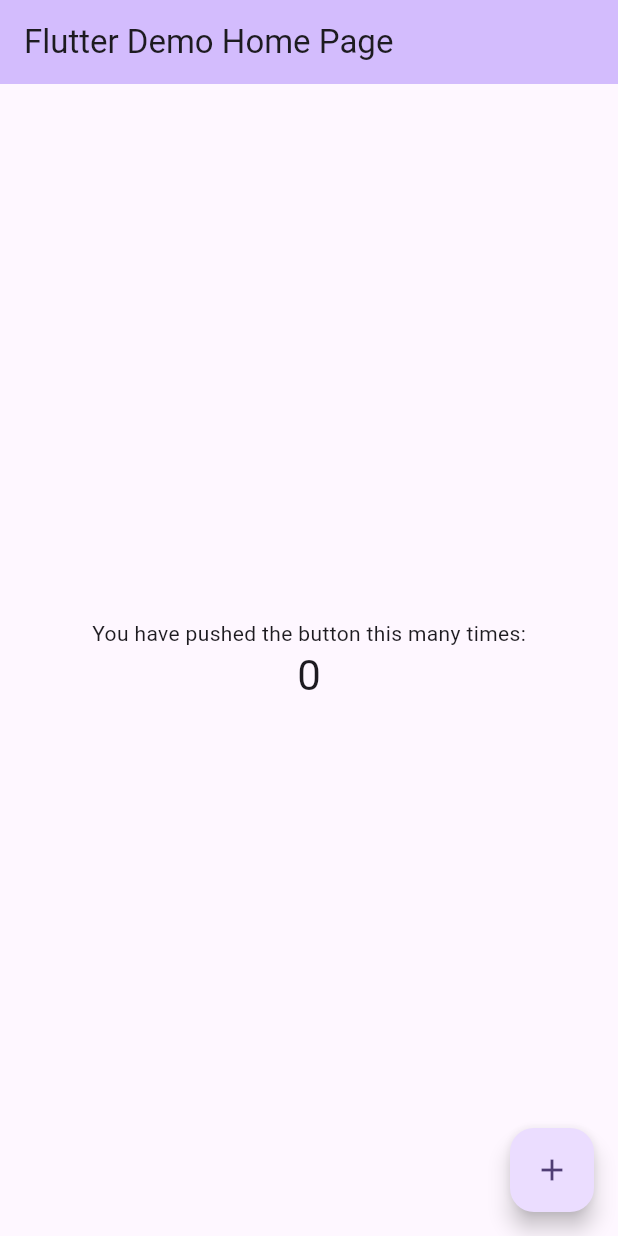
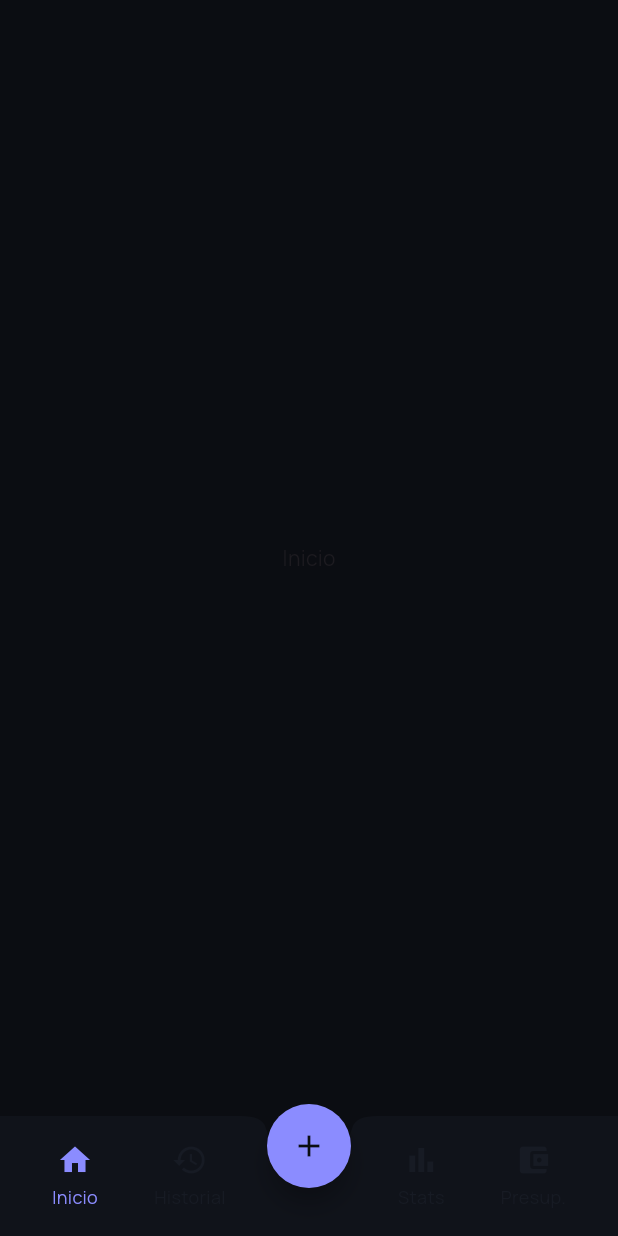
Before and after one commit to SergioAlejandroM/MiBolsillo, a Flutter app: the screen it shows after launch, on a phone screen of 412 x 824 dp. Run offline on Flutter 3.47's test engine with Material 3 defaults, Android fonts, the phone set to English and light mode, and no system bars; our stand-ins replace google_fonts.

Commit message:
feat: Implementacion del bottombar, tema de la aplicacion y pepestaña de prueba

```diff
--- a/lib/main.dart
+++ b/lib/main.dart
@@ -1,4 +1,6 @@
 import 'package:flutter/material.dart';
+import 'package:mibolsillo/screens/estructura.dart';
+import 'package:mibolsillo/theme/tema.dart';
 
 void main() {
   runApp(const MyApp());
@@ -11,112 +13,10 @@ class MyApp extends StatelessWidget {
   @override
   Widget build(BuildContext context) {
     return MaterialApp(
-      title: 'Flutter Demo',
-      theme: ThemeData(
-        // This is the theme of your application.
-        //
-        // TRY THIS: Try running your application with "flutter run". You'll see
-        // the application has a purple toolbar. Then, without quitting the app,
-        // try changing the seedColor in the colorScheme below to Colors.green
-        // and then invoke "hot reload" (save your changes or press the "hot
-        // reload" button in a Flutter-supported IDE, or press "r" if you used
-        // the command line to start the app).
-        //
-        // Notice that the counter didn't reset back to zero; the application
-        // state is not lost during the reload. To reset the state, use hot
-        // restart instead.
-        //
-        // This works for code too, not just values: Most code changes can be
-        // tested with just a hot reload.
-        colorScheme: .fromSeed(seedColor: Colors.deepPurple),
-      ),
-      home: const MyHomePage(title: 'Flutter Demo Home Page'),
+      title: 'Mi Bolsillo',
+      debugShowCheckedModeBanner: false,
+      theme: Tema.darkTheme,
+      home: const Estructura(),
     );
   }
 }
-
-class MyHomePage extends StatefulWidget {
-  const MyHomePage({super.key, required this.title});
-
-  // This widget is the home page of your application. It is stateful, meaning
-  // that it has a State object (defined below) that contains fields that affect
-  // how it looks.
-
-  // This class is the configuration for the state. It holds the values (in this
-  // case the title) provided by the parent (in this case the App widget) and
-  // used by the build method of the State. Fields in a Widget subclass are
-  // always marked "final".
-
-  final String title;
-
-  @override
-  State<MyHomePage> createState() => _MyHomePageState();
-}
-
-class _MyHomePageState extends State<MyHomePage> {
-  int _counter = 0;
-
-  void _incrementCounter() {
-    setState(() {
-      // This call to setState tells the Flutter framework that something has
-      // changed in this State, which causes it to rerun the build method below
-      // so that the display can reflect the updated values. If we changed
-      // _counter without calling setState(), then the build method would not be
-      // called again, and so nothing would appear to happen.
-      _counter++;
-    });
-  }
-
-  @override
-  Widget build(BuildContext context) {
-    // This method is rerun every time setState is called, for instance as done
-    // by the _incrementCounter method above.
-    //
-    // The Flutter framework has been optimized to make rerunning build methods
-    // fast, so that you can just rebuild anything that needs updating rather
-    // than having to individually change instances of widgets.
-    return Scaffold(
-      appBar: AppBar(
-        // TRY THIS: Try changing the color here to a specific color (to
-        // Colors.amber, perhaps?) and trigger a hot reload to see the AppBar
-        // change color while the other colors stay the same.
-        backgroundColor: Theme.of(context).colorScheme.inversePrimary,
-        // Here we take the value from the MyHomePage object that was created by
-        // the App.build method, and use it to set our appbar title.
-        title: Text(widget.title),
-      ),
-      body: Center(
-        // Center is a layout widget. It takes a single child and positions it
-        // in the middle of the parent.
-        child: Column(
-          // Column is also a layout widget. It takes a list of children and
-          // arranges them vertically. By default, it sizes itself to fit its
-          // children horizontally, and tries to be as tall as its parent.
-          //
-          // Column has various properties to control how it sizes itself and
-          // how it positions its children. Here we use mainAxisAlignment to
-          // center the children vertically; the main axis here is the vertical
-          // axis because Columns are vertical (the cross axis would be
-          // horizontal).
-          //
-          // TRY THIS: Invoke "debug painting" (choose the "Toggle Debug Paint"
-          // action in the IDE, or press "p" in the console), to see the
-          // wireframe for each widget.
-          mainAxisAlignment: .center,
-          children: [
-            const Text('You have pushed the button this many times:'),
-            Text(
-              '$_counter',
-              style: Theme.of(context).textTheme.headlineMedium,
-            ),
-          ],
-        ),
-      ),
-      floatingActionButton: FloatingActionButton(
-        onPressed: _incrementCounter,
-        tooltip: 'Increment',
-        child: const Icon(Icons.add),
-      ),
-    );
-  }
-}
--- /dev/null
+++ b/lib/screens/estructura.dart
@@ -0,0 +1,92 @@
+import 'package:flutter/material.dart';
+import 'package:mibolsillo/screens/prueba.dart';
+import 'package:mibolsillo/theme/colores.dart';
+
+class Estructura extends StatefulWidget {
+  const Estructura({super.key});
+
+  @override
+  State<Estructura> createState() => _EstructuraState();
+}
+
+class _EstructuraState extends State<Estructura> {
+  int _selectedIndex = 0;
+
+  @override
+  Widget build(BuildContext context) {
+    return Scaffold(
+      body: IndexedStack(
+        index: _selectedIndex,
+        children: const [
+          Center(child: Text('Inicio')),
+          Center(child: Text('Historial')),
+          Center(child: Text('Stats')),
+          Center(child: Text('Presup.')),
+        ],
+      ),
+      floatingActionButton: Transform.translate(
+        offset: const Offset(0, 20),
+        child: FloatingActionButton(
+          shape: const CircleBorder(),
+          onPressed: () {
+            Navigator.push(
+              context,
+              MaterialPageRoute(
+                builder: (context) => const Prueba()
+              )
+            );
+          },
+          backgroundColor: acento,
+          child: const Icon(Icons.add, color: fondo),
+        ),
+      ),
+
+      floatingActionButtonLocation: FloatingActionButtonLocation.centerDocked,
+      bottomNavigationBar: BottomAppBar(
+        shape: const CircularNotchedRectangle(),
+        notchMargin: 2,
+        color: barraInf,
+        child: SizedBox(
+          height: 60,
+          child: Row(
+            mainAxisAlignment: MainAxisAlignment.spaceAround,
+            children: [
+              _navItem(Icons.home, 'Inicio', 0),
+              _navItem(Icons.history, 'Historial', 1),
+              const SizedBox(width: 40), // espacio para el botón central
+              _navItem(Icons.bar_chart, 'Stats', 2),
+              _navItem(Icons.account_balance_wallet, 'Presup.', 3),
+            ],
+          ),
+        ),
+      ),
+    );
+  }
+
+  Widget _navItem(IconData icon, String label, int index) {
+    final bool selected = _selectedIndex == index;
+
+    return GestureDetector(
+      onTap: () {
+        setState(() {
+          _selectedIndex = index;
+        });
+      },
+      child: Column(
+        mainAxisSize: MainAxisSize.min,
+        mainAxisAlignment: MainAxisAlignment.center,
+        children: [
+          Icon(icon, color: selected ? acento : inactivo),
+          const SizedBox(height: 4),
+          Text(
+            label,
+            style: TextStyle(
+              color: selected ? acento : inactivo,
+              fontSize: 12,
+            ),
+          ),
+        ],
+      ),
+    );
+  }
+}
--- /dev/null
+++ b/lib/screens/prueba.dart
@@ -0,0 +1,20 @@
+import 'package:flutter/material.dart';
+
+class Prueba extends StatelessWidget {
+  const new({super.key});
+
+  @override
+  Widget build(BuildContext context) {
+    return Scaffold(
+      appBar: AppBar(
+        title: const Text('Nueva pantalla'),
+        leading: IconButton(
+          onPressed: (){
+            Navigator.pop(context);
+          },
+          icon: const Icon(Icons.close)
+          ),
+      ),
+    );
+  }
+}
--- /dev/null
+++ b/lib/theme/colores.dart
@@ -0,0 +1,14 @@
+import 'package:flutter/material.dart';
+
+const Color fondo = Color(0xFF0B0D12);
+const Color tarjeta = Color(0xFF14171F);
+const Color barraInf = Color(0xFF10131A);
+const Color borde = Color(0xFF1E2330);
+const Color inactivo = Color(0xFF171B24);
+const Color texto = Color(0xFFF2F4F8);
+const Color textoApagado = Color(0xFF8A91A3);
+const Color acento = Color(0xFF8B8CFF);
+const Color ingreso = Color(0xFF2DD4A7);
+const Color gasto = Color(0xFFFF6B7A);
+const Color naranja = Color(0xFFFF9F43);
+const Color azul = Color(0xFF4DA3FF);
--- /dev/null
+++ b/lib/theme/tema.dart
@@ -0,0 +1,16 @@
+import 'package:flutter/material.dart';
+import 'package:google_fonts/google_fonts.dart';
+import 'colores.dart';
+
+class Tema {
+  static final ThemeData darkTheme = ThemeData(
+    useMaterial3: true,
+    brightness: Brightness.dark,
+    scaffoldBackgroundColor: fondo,
+    colorScheme: ColorScheme.fromSeed(
+      seedColor: acento,
+      brightness: Brightness.dark,
+    ),
+    textTheme: GoogleFonts.manropeTextTheme() as TextTheme?,
+  );
+}
```
